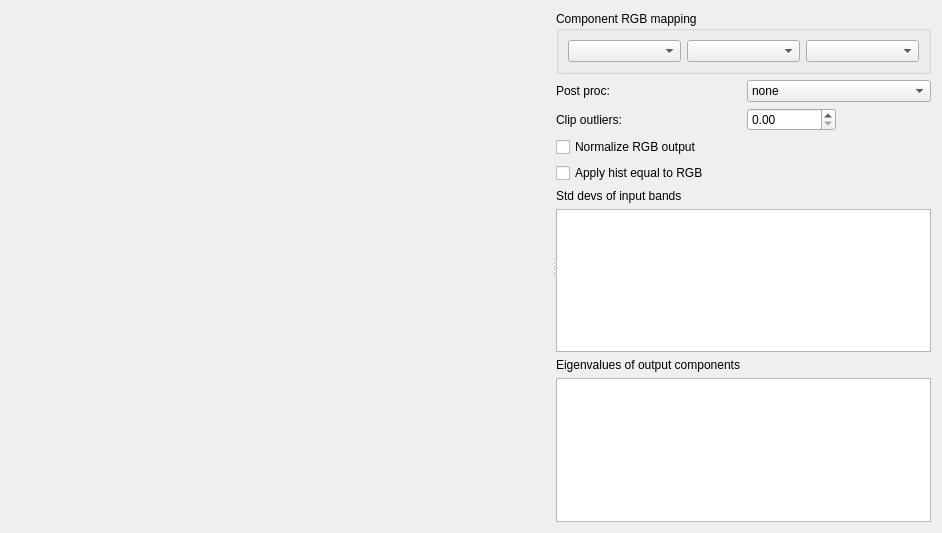
Above: src/pcot/assets/tabPCA.ui from AU-ExoMars/PCOT before the change. Below: the same form after it.
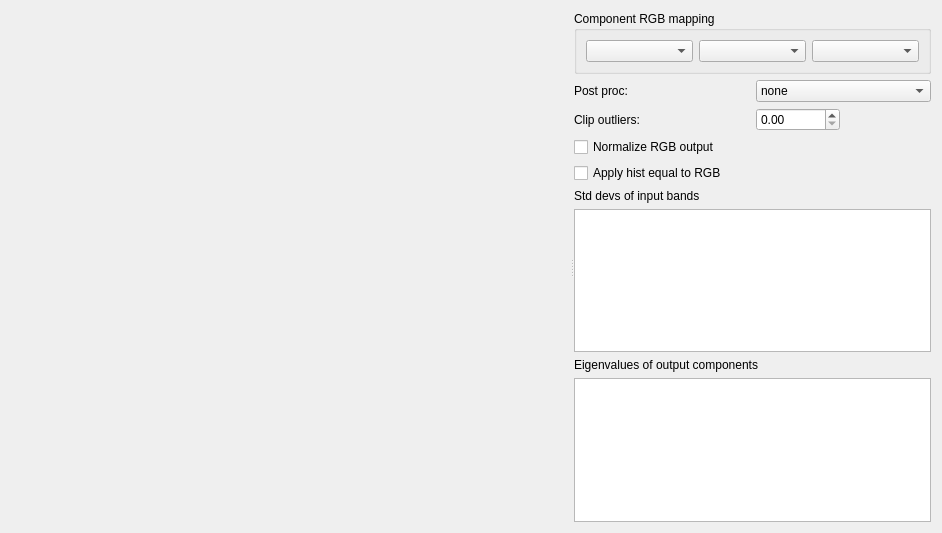
That is the form after the change. Custom widgets are drawn as their Qt base class.

Commit message: tabPCA graphical fix.

```diff
--- a/src/pcot/assets/tabPCA.ui
+++ b/src/pcot/assets/tabPCA.ui
@@ -138,16 +138,6 @@
        <item row="3" column="2">
         <widget class="QDoubleSpinBox" name="clip"/>
        </item>
-       <item row="4" column="0" colspan="2">
-        <widget class="QCheckBox" name="norm">
-         <property name="layoutDirection">
-          <enum>Qt::LeftToRight</enum>
-         </property>
-         <property name="text">
-          <string>Normalize RGB output</string>
-         </property>
-        </widget>
-       </item>
        <item row="3" column="0" colspan="2">
         <widget class="QLabel" name="label">
          <property name="text">
@@ -158,6 +148,16 @@
          </property>
         </widget>
        </item>
+       <item row="4" column="0" colspan="4">
+        <widget class="QCheckBox" name="norm">
+         <property name="layoutDirection">
+          <enum>Qt::LeftToRight</enum>
+         </property>
+         <property name="text">
+          <string>Normalize RGB output</string>
+         </property>
+        </widget>
+       </item>
       </layout>
      </widget>
     </widget>
```
The commit also changes 1 other file.
